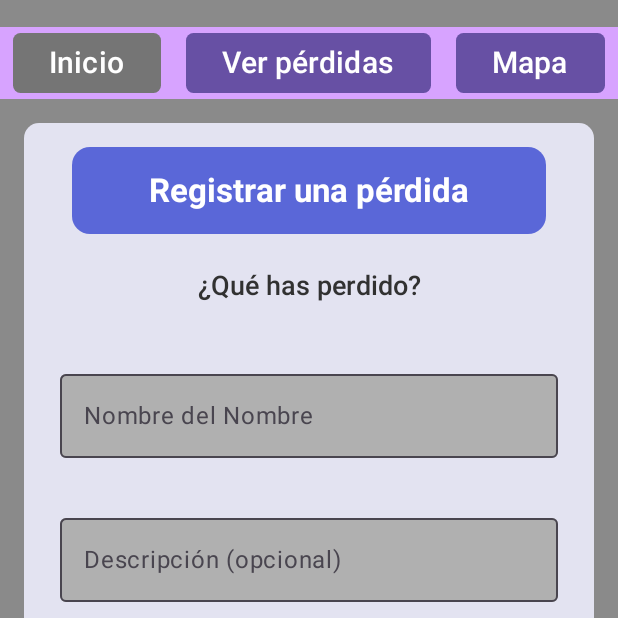
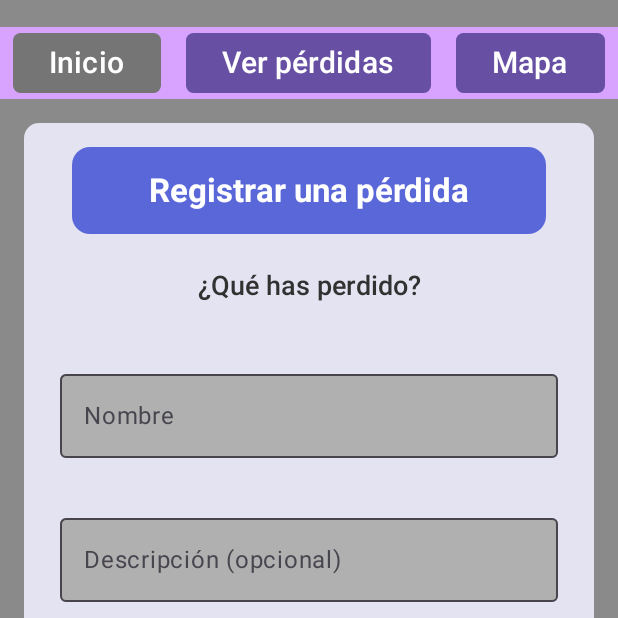
Before and after one commit to fmoorenoo/PerdidasLanzarote, an Android app built with Jetpack Compose: the screen it shows after launch (MainActivity), on a phone screen of 412 x 824 dp, the top half of it. Run offline under Robolectric (Android 15) with nearby library versions, the phone set to English and light mode, and no system bars; our stand-ins replace Room's generated code.

Commit message:
Corregida lógica de mostrar el tipo de pérdida en el TextField para ingresar un nombre

```diff
--- a/app/src/main/java/org/iesharia/perdidaslanzarote/view/HomeScreen.kt
+++ b/app/src/main/java/org/iesharia/perdidaslanzarote/view/HomeScreen.kt
@@ -91,7 +91,7 @@ fun HomeScreen(appViewModel: AppViewModel) {
         OutlinedTextField(
             value = itemName,
             onValueChange = { itemName = it },
-            label = { Text(text = "Nombre del ${(selectedType?.name)?.lowercase() ?: "Nombre"}") },
+            label = { Text( text = if (selectedType != null) "Nombre del ${selectedType!!.name.lowercase()}" else "Nombre") },
             modifier = Modifier
                 .fillMaxWidth()
                 .padding(vertical = 8.dp),
```
